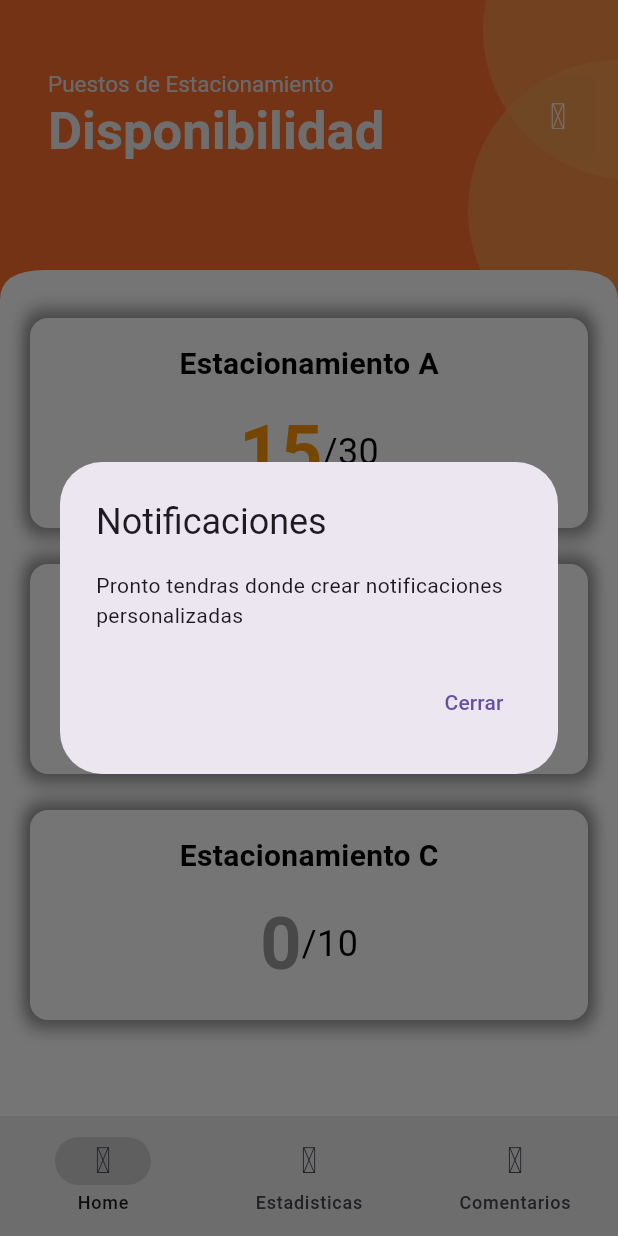
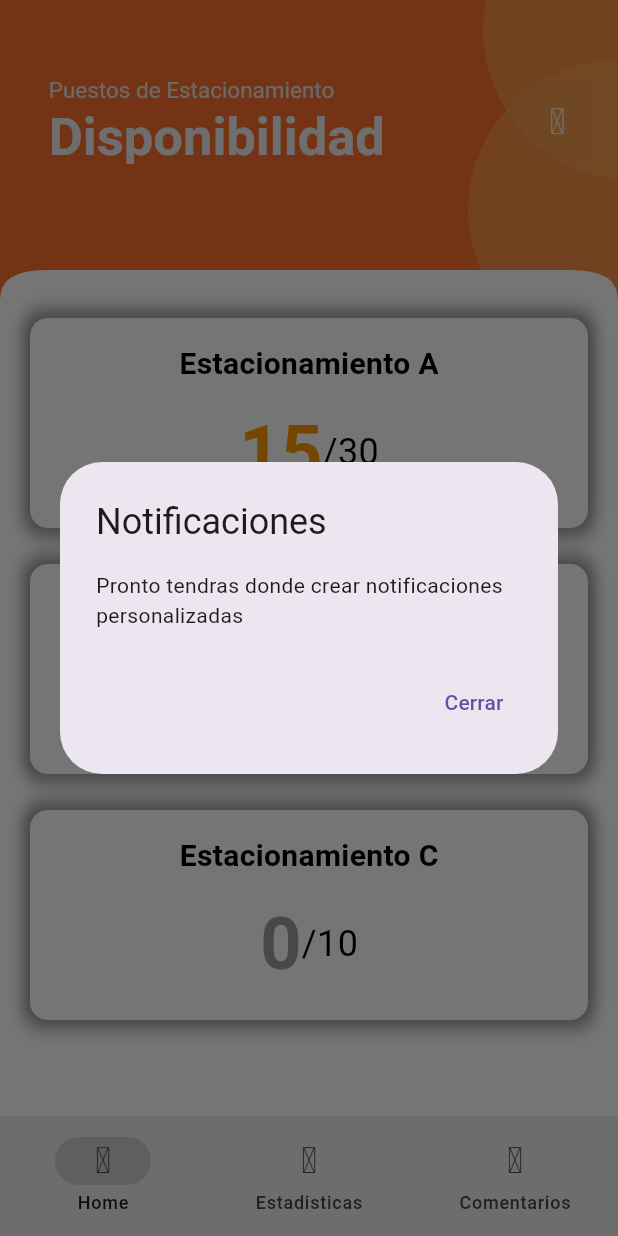
Before and after one commit to jesusmachta/U-Park, a Flutter app: the screen it shows after launch, after a tap on an icon or button, on a phone screen of 412 x 824 dp. Run offline on Flutter 3.47's test engine with Material 3 defaults, Android fonts, the light colour scheme and no system bars; our stand-ins replace get, iconsax_flutter.

Commit message:
:iphone: Style: Agrega responsive al appbar

```diff
--- a/lib/views/Widgets/custom_appbar.dart
+++ b/lib/views/Widgets/custom_appbar.dart
@@ -12,8 +12,16 @@ class CustomAppbar extends StatelessWidget implements PreferredSizeWidget {
 
   @override
   Widget build(BuildContext context) {
+    var screenWidth = MediaQuery.of(context).size.width;
+    var screenHeight = MediaQuery.of(context).size.height;
+
     return Padding(
-      padding: const EdgeInsets.symmetric(horizontal: 16.0, vertical: 50.0),
+      padding: EdgeInsets.fromLTRB(
+        screenWidth * 0.04, // Izquierda
+        screenHeight * 0.065, // Arriba
+        screenWidth * 0.04, // Derecha
+        0, // Abajo
+      ),
       child: AppBar(
         backgroundColor: const Color.fromARGB(1, 1, 1, 1),
         title: title,
--- a/lib/views/Widgets/parking_card_availability.dart
+++ b/lib/views/Widgets/parking_card_availability.dart
@@ -1,6 +1,4 @@
-
 import 'package:flutter/material.dart';
-
 
 class ParkingCardAvailability extends StatelessWidget {
   final String name;
@@ -8,11 +6,11 @@ class ParkingCardAvailability extends StatelessWidget {
   final int total;
 
   const ParkingCardAvailability({
-    Key? key,
+    super.key,
     required this.name,
     required this.available,
     required this.total,
-  }) : super(key: key);
+  });
 
   @override
   Widget build(BuildContext context) {
@@ -27,13 +25,13 @@ class ParkingCardAvailability extends StatelessWidget {
       margin: const EdgeInsets.symmetric(vertical: 8, horizontal: 16),
       decoration: BoxDecoration(
         borderRadius: BorderRadius.circular(12),
-        boxShadow: [
-          const BoxShadow(
+        boxShadow: const [
+          BoxShadow(
             color: Colors.black26,
             blurRadius: 8.0,
             offset: Offset(0, -4),
           ),
-          const BoxShadow(
+          BoxShadow(
             color: Colors.black26,
             blurRadius: 8.0,
             offset: Offset(0, 4),
@@ -54,10 +52,9 @@ class ParkingCardAvailability extends StatelessWidget {
               Text(
                 name,
                 style: const TextStyle(
-                  fontSize: 20,
-                  fontWeight: FontWeight.bold,
-                  color: Colors.black
-                ),
+                    fontSize: 20,
+                    fontWeight: FontWeight.bold,
+                    color: Colors.black),
               ),
               const SizedBox(height: 10),
               Row(
--- a/lib/views/home_screen.dart
+++ b/lib/views/home_screen.dart
@@ -4,6 +4,7 @@ import 'package:primera_app/views/Widgets/circular_container.dart';
 import 'package:primera_app/views/Widgets/curved_edges.dart';
 import 'package:primera_app/views/Widgets/custom_appbar.dart';
 import 'package:primera_app/views/Widgets/parking_availability_widget.dart';
+// ignore: unused_import
 import 'package:primera_app/views/Widgets/parking_card_availability.dart';
 
 class HomeScreen extends StatelessWidget {
@@ -90,9 +91,7 @@ class HomeScreen extends StatelessWidget {
                     ),
                   ),
                 )),
-                const ParkingAvailabilityWidget(),
-
-
+            const ParkingAvailabilityWidget(),
           ],
         )));
   }
```
